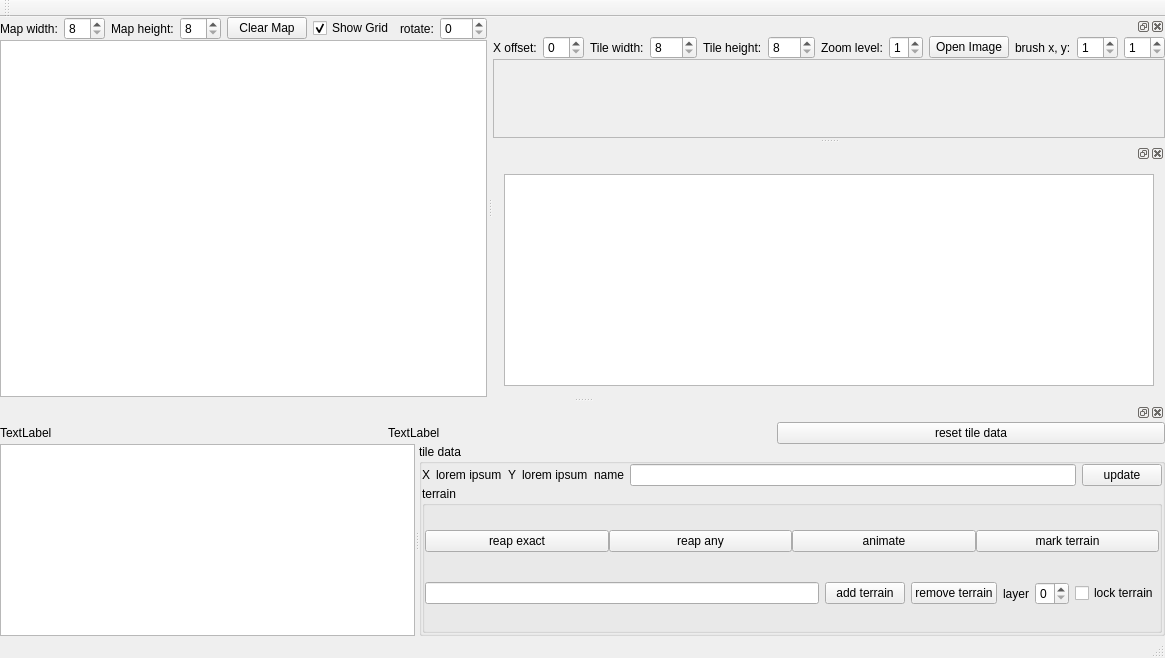
This is mapeditor.ui in stoyan-shopov/TileMapEdit as Qt 5 draws it before an edit. The edited form follows.
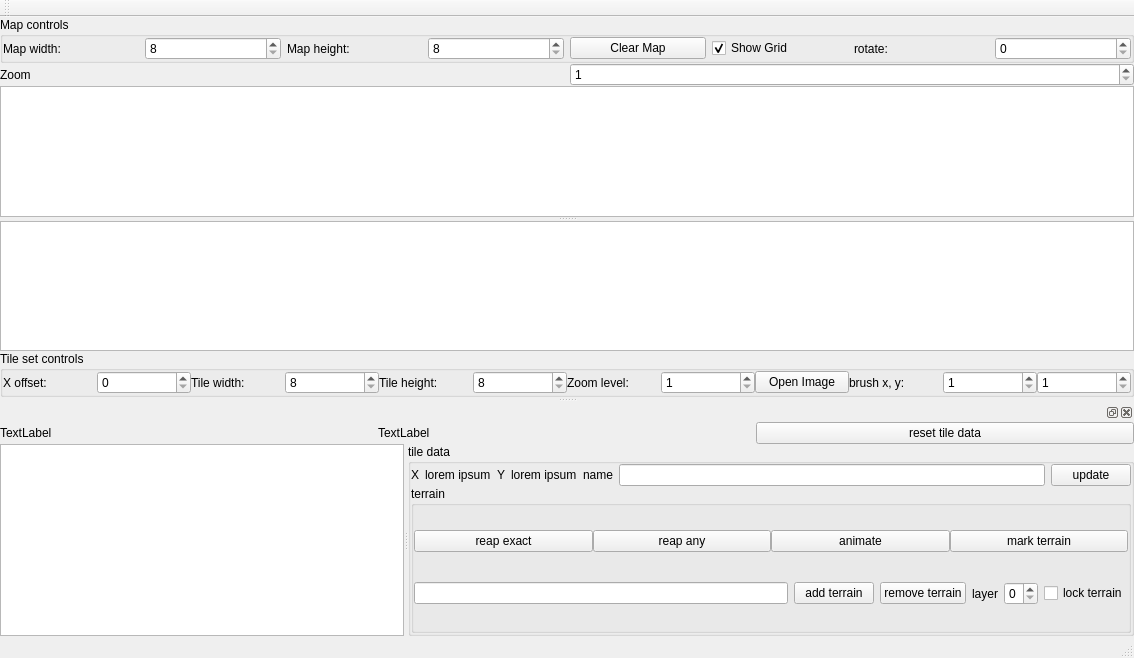
This is the edited form.

Commit message: add a minimalistic user interface option, useful for running on android devices

Diff of the .ui file:
```diff
--- a/mapeditor.ui
+++ b/mapeditor.ui
@@ -31,6 +31,27 @@
      <number>0</number>
     </property>
     <item>
+     <widget class="QGroupBox" name="groupBoxMapControls">
+      <property name="title">
+       <string>Map controls</string>
+      </property>
+      <layout class="QHBoxLayout" name="horizontalLayout_9">
+       <property name="spacing">
+        <number>0</number>
+       </property>
+       <property name="leftMargin">
+        <number>0</number>
+       </property>
+       <property name="topMargin">
+        <number>0</number>
+       </property>
+       <property name="rightMargin">
+        <number>0</number>
+       </property>
+       <property name="bottomMargin">
+        <number>0</number>
+       </property>
+       <item>
      <layout class="QHBoxLayout" name="horizontalLayout_2">
       <item>
        <widget class="QLabel" name="label_4">
@@ -99,56 +120,64 @@
       </item>
      </layout>
     </item>
+      </layout>
+      <zorder></zorder>
+     </widget>
+    </item>
     <item>
+     <layout class="QHBoxLayout" name="horizontalLayout_10">
+      <item>
+       <widget class="QLabel" name="label_15">
+        <property name="text">
+         <string>Zoom</string>
+        </property>
+       </widget>
+      </item>
+      <item>
+       <widget class="QSpinBox" name="spinBoxGlobalZoom">
+        <property name="minimum">
+         <number>1</number>
+        </property>
+        <property name="maximum">
+         <number>32</number>
+        </property>
+        <property name="value">
+         <number>1</number>
+        </property>
+       </widget>
+      </item>
+     </layout>
+    </item>
+    <item>
+     <widget class="QSplitter" name="splitter">
+      <property name="orientation">
+       <enum>Qt::Vertical</enum>
+      </property>
      <widget class="QGraphicsView" name="graphicsViewTileMap"/>
+      <widget class="QGraphicsView" name="graphicsViewTileSet"/>
+     </widget>
     </item>
-   </layout>
-  </widget>
-  <widget class="QMenuBar" name="menuBar">
-   <property name="geometry">
-    <rect>
-     <x>0</x>
-     <y>0</y>
-     <width>1134</width>
-     <height>21</height>
-    </rect>
-   </property>
-  </widget>
-  <widget class="QToolBar" name="mainToolBar">
-   <attribute name="toolBarArea">
-    <enum>TopToolBarArea</enum>
-   </attribute>
-   <attribute name="toolBarBreak">
-    <bool>false</bool>
-   </attribute>
-  </widget>
-  <widget class="QStatusBar" name="statusBar"/>
-  <widget class="QDockWidget" name="dockWidgetTileSheet">
-   <property name="autoFillBackground">
-    <bool>true</bool>
-   </property>
-   <attribute name="dockWidgetArea">
-    <number>2</number>
-   </attribute>
-   <widget class="QWidget" name="dockWidgetTileSheetContents">
-    <layout class="QVBoxLayout" name="verticalLayout">
-     <property name="spacing">
-      <number>0</number>
-     </property>
-     <property name="leftMargin">
-      <number>0</number>
-     </property>
-     <property name="topMargin">
-      <number>0</number>
-     </property>
-     <property name="rightMargin">
-      <number>0</number>
-     </property>
-     <property name="bottomMargin">
-      <number>0</number>
-     </property>
      <item>
+     <widget class="QGroupBox" name="groupBoxTileSetControls">
+      <property name="title">
+       <string>Tile set controls</string>
+      </property>
       <layout class="QHBoxLayout" name="horizontalLayout">
+       <property name="spacing">
+        <number>0</number>
+       </property>
+       <property name="leftMargin">
+        <number>0</number>
+       </property>
+       <property name="topMargin">
+        <number>0</number>
+       </property>
+       <property name="rightMargin">
+        <number>0</number>
+       </property>
+       <property name="bottomMargin">
+        <number>0</number>
+       </property>
        <item>
         <widget class="QLabel" name="label_8">
          <property name="text">
@@ -245,31 +274,29 @@
         </widget>
        </item>
       </layout>
-     </item>
-     <item>
-      <widget class="QScrollArea" name="scrollAreaTileSheet">
-       <property name="sizeAdjustPolicy">
-        <enum>QAbstractScrollArea::AdjustToContents</enum>
-       </property>
-       <property name="widgetResizable">
-        <bool>true</bool>
-       </property>
-       <widget class="QWidget" name="scrollAreaWidgetContents">
+     </widget>
+    </item>
+   </layout>
+  </widget>
+  <widget class="QMenuBar" name="menuBar">
         <property name="geometry">
          <rect>
           <x>0</x>
           <y>0</y>
-          <width>621</width>
-          <height>73</height>
-         </rect>
-        </property>
-        <layout class="QVBoxLayout" name="verticalLayout_2"/>
-       </widget>
-      </widget>
-     </item>
-    </layout>
-   </widget>
-  </widget>
+     <width>1134</width>
+     <height>21</height>
+    </rect>
+   </property>
+  </widget>
+  <widget class="QToolBar" name="mainToolBar">
+   <attribute name="toolBarArea">
+    <enum>TopToolBarArea</enum>
+   </attribute>
+   <attribute name="toolBarBreak">
+    <bool>false</bool>
+   </attribute>
+  </widget>
+  <widget class="QStatusBar" name="statusBar"/>
   <widget class="QDockWidget" name="dockWidgetTileSet">
    <attribute name="dockWidgetArea">
     <number>8</number>
@@ -507,18 +534,6 @@
     </layout>
    </widget>
   </widget>
-  <widget class="QDockWidget" name="dockWidget">
-   <attribute name="dockWidgetArea">
-    <number>2</number>
-   </attribute>
-   <widget class="QWidget" name="dockWidgetContents_2">
-    <layout class="QVBoxLayout" name="verticalLayout_5">
-     <item>
-      <widget class="QGraphicsView" name="graphicsView"/>
-     </item>
-    </layout>
-   </widget>
-  </widget>
  </widget>
  <layoutdefault spacing="6" margin="11"/>
  <resources/>
```
Lines whose indentation alone changed are shown as unchanged. The commit also changes 2 other files.
